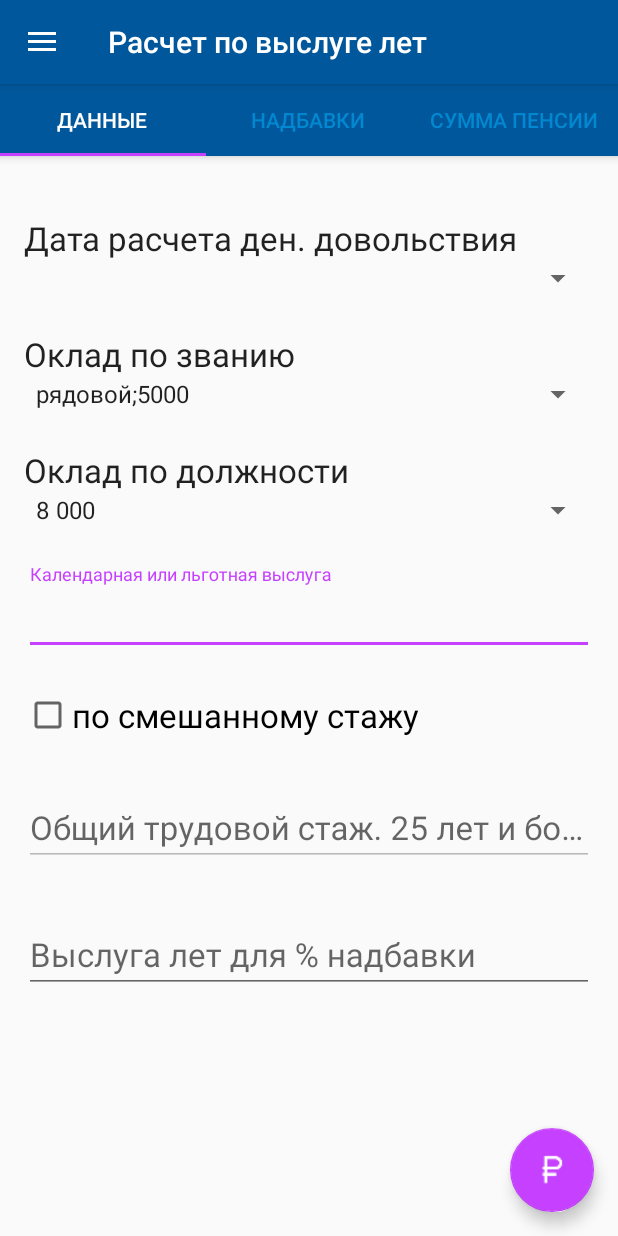
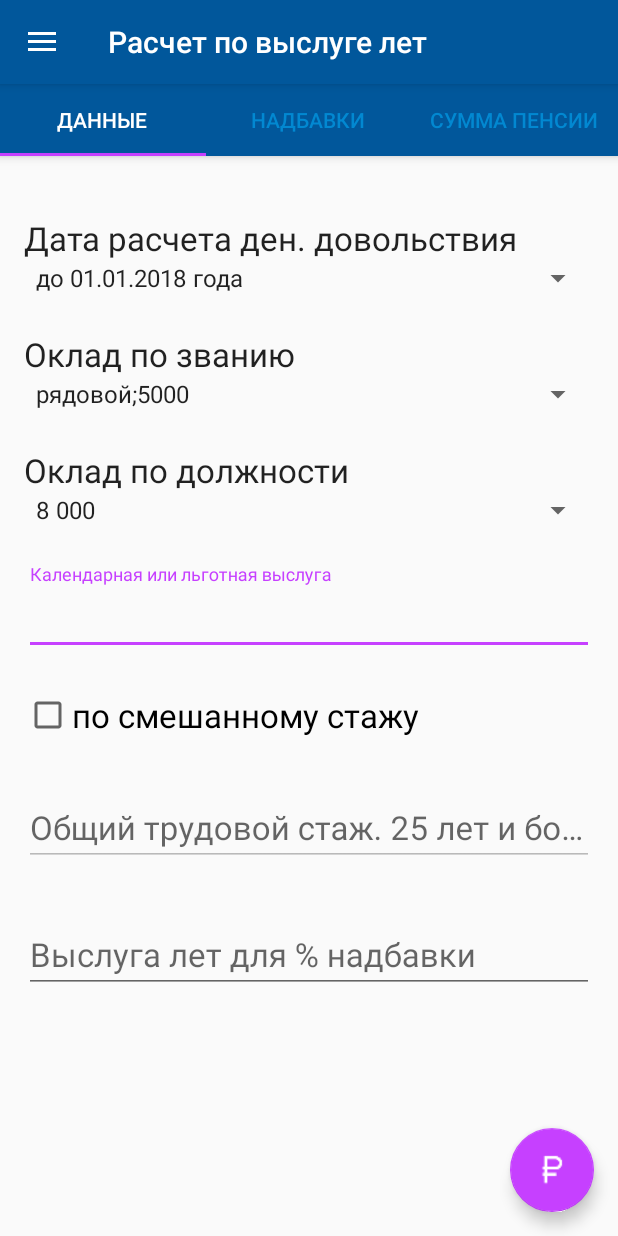
Before and after one commit to dwaider/Pension, an Android app: the screen it shows after launch (PCalcPensActivity), on a phone screen of 412 x 824 dp. Run offline under Robolectric (Android 15) with nearby library versions, the phone set to English and light mode, and no system bars; libraries missing offline, so code that uses them is left out: com.android.vending.

Commit message:
делаем для нового перерасчета

```diff
--- a/app/build.gradle
+++ b/app/build.gradle
@@ -30,6 +30,7 @@ android {
 dependencies {
     compile fileTree(dir: 'libs', include: ['*.jar'])
     testCompile 'junit:junit:4.12'
+    compile 'com.android.support:multidex:1.0.1'
     compile 'com.google.android.gms:play-services:9.4.0'
     //noinspection GradleCompatible
     compile 'com.android.support:appcompat-v7:27.0.2'
--- a/app/src/main/AndroidManifest.xml
+++ b/app/src/main/AndroidManifest.xml
@@ -13,7 +13,7 @@
         android:icon="@drawable/favorite"
         android:label="@string/app_name"
         android:supportsRtl="true"
-        android:name="android.support.multidex.MultiDexApplication"
+        android:name=".App"
         android:theme="@style/AppTheme">
         <activity
             android:name=".PCalcSplashActivity"
--- /dev/null
+++ b/app/src/main/java/mvd/pension/App.java
@@ -0,0 +1,21 @@
+package mvd.pension;
+
+import android.app.Application;
+import android.content.Context;
+import android.support.multidex.MultiDex;
+
+/**
+ * Created by Dmitry on 14.01.2018.
+ */
+
+public class App extends Application {
+    @Override
+    protected void attachBaseContext(Context context) {
+        try {
+            super.attachBaseContext(context);
+            MultiDex.install(this);
+        } catch (RuntimeException ignored) {
+            // Multidex support doesn't play well with Robolectric yet
+        }
+    }
+}
--- a/app/src/main/java/mvd/pension/Core/PCalc.java
+++ b/app/src/main/java/mvd/pension/Core/PCalc.java
@@ -37,6 +37,7 @@ public class PCalc{
 	private String[] dataKolIgdevency;
 	private String[] dataZvanOklad;
 	private String[] dataDolgOklad;
+	private String[] dataRaschetaDenDov;
 
 	private static PCalc pPens;
 	private UUID pId;
@@ -95,8 +96,20 @@ public class PCalc{
 		dataPocentRaion = context.getResources().getStringArray(R.array.pcalc_ar_data_pocent_raion);
 		dataPocentForPensi = context.getResources().getStringArray(R.array.pcalc_ar_data_pocent_for_pensi);
 		dataKolIgdevency = context.getResources().getStringArray(R.array.pcalc_ar_data_kol_igd);
+		dataRaschetaDenDov = context.getResources().getStringArray(R.array.pcalc_date_den_dov);
 		RASM_MIN_PENS = Float.valueOf(context.getResources().getString(R.string.pcalc_nadb_min_pens));
 		nNadbavka = new SparseArray<Float>();
+	}
+
+	public void setDenDov(int position) {
+		if (position == 0) {
+			dataDolgOklad = context.getResources().getStringArray(R.array.pcalc_ar_data_oklad);
+			dataZvanOklad = context.getResources().getStringArray(R.array.pcalc_ar_data_zvan);
+		}
+		if (position == 1) {
+			dataDolgOklad = context.getResources().getStringArray(R.array.pcalc_ar_data_oklad_0118);
+			dataZvanOklad = context.getResources().getStringArray(R.array.pcalc_ar_data_zvan_0118);
+		}
 	}
 
 
@@ -141,6 +154,10 @@ public class PCalc{
 
 	public String[] getpZvanOklad() {
 		return dataZvanOklad;
+	}
+
+	public String[] getpRaschetDenDov(){
+		return dataRaschetaDenDov;
 	}
 
 	public String[] getpOkladDolgs() {
@@ -557,8 +574,6 @@ public class PCalc{
 		}
 	}
 
-
-
 	//*****************************************************************************
   	public interface ChangeParam {
     		   void onChangeParam();
--- a/app/src/main/java/mvd/pension/FragmentActivity/PCalcPensDataFragment.java
+++ b/app/src/main/java/mvd/pension/FragmentActivity/PCalcPensDataFragment.java
@@ -35,10 +35,13 @@ public class PCalcPensDataFragment extends Fragment {
 
     private Spinner spOkladZvan;
     private Spinner pOkladDolg;
+    private Spinner spDateRaschet;
     private EditText pProcentNadbv;
     private EditText pKalendVisl;
     private CheckBox chSmeshPens;
     private EditText pObsheTrudVisl;
+    private ArrayAdapter<String> adapter;
+    private ArrayAdapter<String> adapterDolg;
 
     private PCalc pens;
 
@@ -95,14 +98,28 @@ public class PCalcPensDataFragment extends Fragment {
 
         chSmeshPens.setChecked(pens.ispSmeshPens());
         spOkladZvan = v.findViewById(R.id.spPOklad_zvan);
-        // адаптер
-        ArrayAdapter<String> adapter = new ArrayAdapter<String>(getActivity(), android.R.layout.simple_spinner_item, pens.getpZvanOklad());
-        ArrayAdapter<String> adapterDolg = new ArrayAdapter<String>(getActivity(), android.R.layout.simple_spinner_item, pens.getpOkladDolgs());
+        spDateRaschet = v.findViewById(R.id.spDateRaschet);
+        ArrayAdapter<String> adapterDate = new ArrayAdapter<String>(getActivity(), android.R.layout.simple_spinner_item, pens.getpRaschetDenDov());
         // Specify the layout to use when the list of choices appears
-        adapter.setDropDownViewResource(android.R.layout.simple_spinner_dropdown_item);
-        adapterDolg.setDropDownViewResource(android.R.layout.simple_spinner_dropdown_item);
-        spOkladZvan.setAdapter(adapter);
-        pOkladDolg.setAdapter(adapterDolg);
+        spDateRaschet.setAdapter(adapterDate);
+        spDateRaschet.setOnItemSelectedListener(new AdapterView.OnItemSelectedListener() {
+            @Override
+            public void onItemSelected(AdapterView<?> adapterView, View view, int position, long l) {
+                pens.setDenDov(position);
+                // адаптер
+                adapter = new ArrayAdapter<String>(getActivity(), android.R.layout.simple_spinner_item, pens.getpZvanOklad());
+                adapterDolg = new ArrayAdapter<String>(getActivity(), android.R.layout.simple_spinner_item, pens.getpOkladDolgs());
+                spOkladZvan.setAdapter(adapter);
+                pOkladDolg.setAdapter(adapterDolg);
+            }
+
+            @Override
+            public void onNothingSelected(AdapterView<?> adapterView) {
+
+            }
+        });
+        adapter = new ArrayAdapter<String>(getActivity(), android.R.layout.simple_spinner_item, pens.getpZvanOklad());
+        adapterDolg = new ArrayAdapter<String>(getActivity(), android.R.layout.simple_spinner_item, pens.getpOkladDolgs());
         //загрузка сохраненных данных
         spOkladZvan.setSelection(adapter.getPosition(pens.getpOkladZvanString()));
         spOkladZvan.setOnItemSelectedListener(new AdapterView.OnItemSelectedListener() {
```
